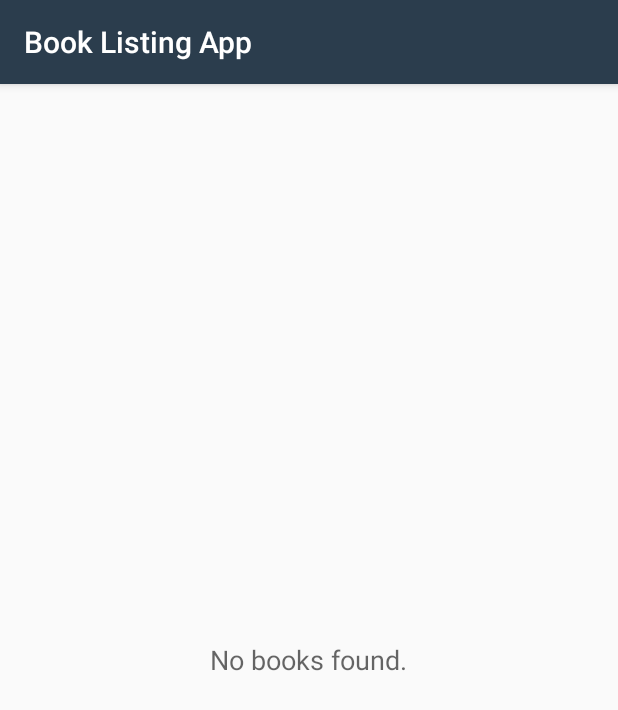
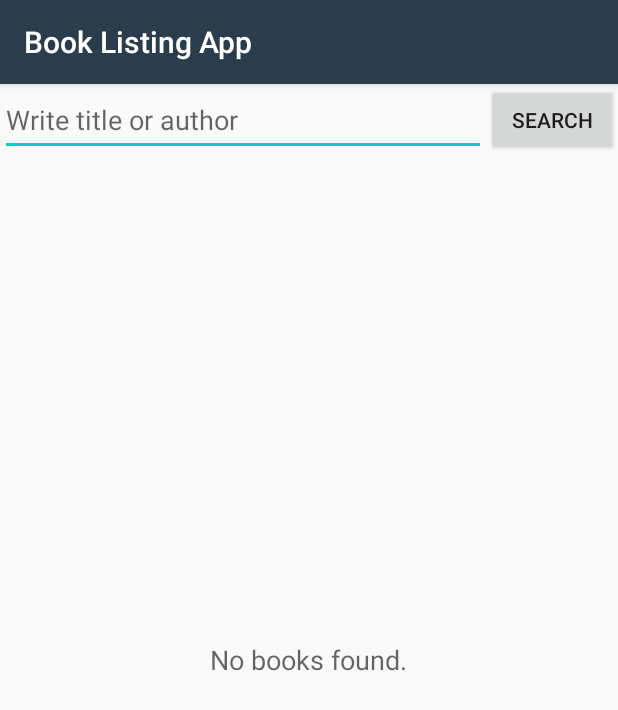
Before and after one commit to Wiktorl4z/Book-Listing-App, an Android app: the screen it shows after launch (EarthquakeActivity before the commit, BookActivity after it), on a phone screen of 412 x 824 dp. Shown: the top 710 px of the screen. Run offline under Robolectric (Android 15) with nearby library versions, the phone set to English and light mode, and no system bars.

Commit message:
Half of the way

```diff
--- a/app/src/main/AndroidManifest.xml
+++ b/app/src/main/AndroidManifest.xml
@@ -24,7 +24,7 @@
         android:label="@string/app_name"
         android:supportsRtl="true"
         android:theme="@style/AppTheme">
-        <activity android:name=".EarthquakeActivity">
+        <activity android:name=".Activities.BookActivity">
             <intent-filter>
                 <action android:name="android.intent.action.MAIN" />
                 <category android:name="android.intent.category.LAUNCHER" />
--- a/app/src/main/java/com/example/android/quakereport/EarthquakeActivity.java
+++ b/app/src/main/java/com/example/android/quakereport/Activities/BookActivity.java
@@ -13,7 +13,7 @@
  * See the License for the specific language governing permissions and
  * limitations under the License.
  */
-package com.example.android.quakereport;
+package com.example.android.quakereport.Activities;
 
 import android.app.LoaderManager;
 import android.content.Context;
@@ -24,24 +24,60 @@ import android.os.Bundle;
 import android.support.v7.app.AppCompatActivity;
 import android.util.Log;
 import android.view.View;
+import android.widget.Button;
+import android.widget.EditText;
 import android.widget.ListView;
 import android.widget.TextView;
+
+import com.example.android.quakereport.Adapters.Adapters;
+import com.example.android.quakereport.Models.Book;
+import com.example.android.quakereport.Models.BookLoader;
+import com.example.android.quakereport.R;
 
 import java.util.ArrayList;
 import java.util.List;
 
-public class EarthquakeActivity extends AppCompatActivity implements LoaderManager.LoaderCallbacks<List<Book>> {
+public class BookActivity extends AppCompatActivity implements LoaderManager.LoaderCallbacks<List<Book>> {
 
-    public static final String LOG_TAG = EarthquakeActivity.class.getName();
 
-    private BookAdapter mAdapter;
+    /**
+     * Tag for the log messages
+     */
+    public static final String LOG_TAG = BookActivity.class.getName();
+
+    /**
+     * Adapter for the list of books
+     */
+    private Adapters.BookAdapter mAdapter;
+
+    private String mUrl = "";
+
+    /**
+     * TextView that is displayed when the list is empty
+     */
     private TextView mEmptyStateTextView;
 
-    private static final String USGS_REQUEST_URL =
-            "https://www.googleapis.com/books/v1/volumes?q=search";
+    /**
+     * URL for books data from Google Books API
+     */
+    private static final String GOOGLE_BOOK_API_URL =
+            "https://www.googleapis.com/books/v1/volumes?q=";
 
+    /**
+     * Constant value for the book loader ID. We can choose any integer.
+     * This really only comes into play if you're using multiple loaders.
+     */
+    private static final int BOOK_LOADER_ID = 1;
 
-    private static final int BOOK_LOADER_ID = 1;
+    /**
+     * Search field
+     */
+    private EditText mEditText;
+
+    /**
+     * Search button
+     */
+    private Button mSearchButton;
 
     @Override
     protected void onCreate(Bundle savedInstanceState) {
@@ -54,20 +90,62 @@ public class EarthquakeActivity extends AppCompatActivity implements LoaderManag
 
         mEmptyStateTextView = (TextView) findViewById(R.id.empty_view);
         bookListView.setEmptyView(mEmptyStateTextView);
-        // Create a new adapter that takes an empty list of book as input
-        mAdapter = new BookAdapter(this, new ArrayList<Book>());
+
+        // Create a new adapter that takes an empty list of books as input
+        mAdapter = new Adapters.BookAdapter(this, new ArrayList<Book>());
 
         // Set the adapter on the {@link ListView}
         // so the list can be populated in the user interface
         bookListView.setAdapter(mAdapter);
 
+        //  Fine a reference to edit text field
+        mEditText = (EditText) findViewById(R.id.edit_text);
+
+        //  Fine a reference to search button field
+        mSearchButton = (Button) findViewById(R.id.search_button);
+
 
         // Get a reference to the ConnectivityManager to check state of network connectivity
-        ConnectivityManager connMgr = (ConnectivityManager)
+        final ConnectivityManager connMgr = (ConnectivityManager)
                 getSystemService(Context.CONNECTIVITY_SERVICE);
 
+        checkConnection(connMgr);
+
+        mSearchButton.setOnClickListener(new View.OnClickListener()
+
+                                         {
+                                             @Override
+                                             public void onClick(View view) {
+                                                 checkConnection(connMgr);
+                                                 getUrlForHttpRequest();
+
+                                                 getLoaderManager().restartLoader(BOOK_LOADER_ID, null, BookActivity.this);
+
+                                                 Log.i(LOG_TAG, "Search value: " + getUrlForHttpRequest());
+
+                                             }
+                                         }
+        );
+    }
+
+    private String getSearchInput() {
+        return mEditText.getText().toString();
+    }
+
+    private String getUrlForHttpRequest() {
+       String formatSearchInput = getSearchInput().trim().replaceAll("\\s+", "+");
+
+
+        mUrl = GOOGLE_BOOK_API_URL + formatSearchInput;
+        Log.i(LOG_TAG, "Search value: " + mUrl);
+        return mUrl;
+
+    }
+
+
+    public void checkConnection(ConnectivityManager connectivityManager) {
         // Get details on the currently active default data network
-        NetworkInfo networkInfo = connMgr.getActiveNetworkInfo();
+        NetworkInfo networkInfo = connectivityManager.getActiveNetworkInfo();
 
         // If there is a network connection, fetch data
         if (networkInfo != null && networkInfo.isConnected()) {
@@ -92,7 +170,7 @@ public class EarthquakeActivity extends AppCompatActivity implements LoaderManag
     @Override
     public Loader<List<Book>> onCreateLoader(int i, Bundle bundle) {
         // Create a new loader for the given URL
-        return new EarthquakeLoader(this, USGS_REQUEST_URL);
+        return new BookLoader(this, mUrl);
     }
 
     @Override
--- a/app/src/main/java/com/example/android/quakereport/BookAdapter.java
+++ /dev/null
@@ -1,41 +0,0 @@
-package com.example.android.quakereport;
-
-import android.app.Activity;
-import android.view.LayoutInflater;
-import android.view.View;
-import android.view.ViewGroup;
-import android.widget.ArrayAdapter;
-import android.widget.TextView;
-
-import java.util.ArrayList;
-
-public class BookAdapter extends ArrayAdapter<Book> {
-
-
-    public BookAdapter(Activity context, ArrayList<Book> designClassAdapters) {
-        // Here, we initialize the ArrayAdapter's internal storage for the context and the list.
-        // the second argument is used when the ArrayAdapter is populating a single TextView.
-        // Because this is a custom adapter for two TextViews and an ImageView, the adapter is not
-        // going to use this second argument, so it can be any value. Here, we used 0.
-        super(context, 0, designClassAdapters);
-    }
-
-    @Override
-    public View getView(int position, View convertView, ViewGroup parent) {
-        // Check if the existing view is being reused, otherwise inflate the view
-        View listItemView = convertView;
-        if (listItemView == null) {
-            listItemView = LayoutInflater.from(getContext()).inflate(
-                    R.layout.moj_layout, parent, false);
-        }
-        Book currentItem = getItem(position);
-        String authorName = "by" + currentItem.getAuthor();
-        String title = currentItem.getTitle();
-        TextView contactView1 = (TextView) listItemView.findViewById(R.id.author);
-        contactView1.setText(authorName);
-        TextView contactView2 = (TextView) listItemView.findViewById(R.id.title);
-        contactView2.setText(title);
-
-        return listItemView;
-    }
-}
--- a/app/src/main/java/com/example/android/quakereport/Book.java
+++ b/app/src/main/java/com/example/android/quakereport/Models/Book.java
@@ -1,4 +1,4 @@
-package com.example.android.quakereport;
+package com.example.android.quakereport.Models;
 
 public class Book {
 
--- a/app/src/main/java/com/example/android/quakereport/EarthquakeLoader.java
+++ b/app/src/main/java/com/example/android/quakereport/Models/BookLoader.java
@@ -1,27 +1,29 @@
-package com.example.android.quakereport;
+package com.example.android.quakereport.Models;
 
 import android.content.AsyncTaskLoader;
 import android.content.Context;
 
+import com.example.android.quakereport.Utilities.QueryUtils;
+
 import java.util.List;
 
-public class EarthquakeLoader  extends AsyncTaskLoader<List<Book>> {
+public class BookLoader extends AsyncTaskLoader<List<Book>> {
 
     /** Tag for log messages */
-    private static final String LOG_TAG = EarthquakeLoader.class.getName();
+    private static final String LOG_TAG = BookLoader.class.getName();
 
     /** Query URL */
     private String mUrl;
 
     /**
-     * Constructs a new {@link EarthquakeLoader}.
+     * Constructs a new {@link BookLoader}.
      *
      * @param context of the activity
      * @param url to load data from
      */
-    public EarthquakeLoader(Context context, String url) {
+    public BookLoader(Context context, String url) {
         super(context);
-        mUrl = url;
+        this.mUrl = url;
     }
 
     @Override
@@ -39,7 +41,7 @@ public class EarthquakeLoader  extends AsyncTaskLoader<List<Book>> {
         }
 
         // Perform the network request, parse the response, and extract a list of books.
-        List<Book> books = QueryUtils.fetchEarthquakeData(mUrl);
+        List<Book> books = QueryUtils.fetchBookData(mUrl);
         return books;
     }
 }
--- a/app/src/main/java/com/example/android/quakereport/QueryUtils.java
+++ b/app/src/main/java/com/example/android/quakereport/Utilities/QueryUtils.java
@@ -1,7 +1,9 @@
-package com.example.android.quakereport;
+package com.example.android.quakereport.Utilities;
 
 import android.text.TextUtils;
 import android.util.Log;
+
+import com.example.android.quakereport.Models.Book;
 
 import org.json.JSONArray;
 import org.json.JSONException;
@@ -40,10 +42,12 @@ public class QueryUtils {
      * Return a list of {@link Book} objects that has been built up from
      * parsing the given JSON response.
      */
-    public static List<Book> fetchEarthquakeData(String requestUrl) {
+    public static List<Book> fetchBookData(String requestUrl) {
+
+        final int SLEEPING_TIME = 2000;
 
         try {
-            Thread.sleep(2000);
+            Thread.sleep(SLEEPING_TIME);
         } catch (InterruptedException e) {
             e.printStackTrace();
         }
@@ -102,7 +106,7 @@ public class QueryUtils {
                 Log.e(LOG_TAG, "Error response code: " + urlConnection.getResponseCode());
             }
         } catch (IOException e) {
-            Log.e(LOG_TAG, "Problem retrieving the earthquake JSON results.", e);
+            Log.e(LOG_TAG, "Problem retrieving the book JSON results.", e);
         } finally {
             if (urlConnection != null) {
                 urlConnection.disconnect();
@@ -139,12 +143,11 @@ public class QueryUtils {
      * Return a list of {@link Book} objects that has been built up from
      * parsing the given JSON response.
      */
-    private static List<Book> extractFeatureFromJson(String earthquakeJSON) {
+    private static List<Book> extractFeatureFromJson(String bookJSON) {
         // If the JSON string is empty or null, then return early.
-        if (TextUtils.isEmpty(earthquakeJSON)) {
+        if (TextUtils.isEmpty(bookJSON)) {
             return null;
         }
-
         // Create an empty ArrayList that we can start adding books to
         List<Book> books = new ArrayList<>();
 
@@ -152,32 +155,26 @@ public class QueryUtils {
         // is formatted, a JSONException exception object will be thrown.
         // Catch the exception so the app doesn't crash, and print the error message to the logs.
         try {
-
             // Create a JSONObject from the JSON response string
-            JSONObject baseJsonResponse = new JSONObject(earthquakeJSON);
+            JSONObject baseJsonResponse = new JSONObject(bookJSON);
             JSONArray jsonArray = baseJsonResponse.getJSONArray("items");
-
             for (int i = 0; i < jsonArray.length(); i++) {
-
-                JSONObject currentEarthquake = jsonArray.getJSONObject(i);
-                JSONObject bookListingInfo = currentEarthquake.getJSONObject("volumeInfo");
+                JSONObject curretBook = jsonArray.getJSONObject(i);
+                JSONObject bookListingInfo = curretBook.getJSONObject("volumeInfo");
                 String title = bookListingInfo.getString("title");
                 JSONArray authorArray = bookListingInfo.getJSONArray("authors");
-                for (int x = 0; x < authorArray.length(); x++) {
-
-                    String author = authorArray.getString(x);
+               for (int x = 0; x < authorArray.length(); x++) {
+                   String author = authorArray.getString(0);
                     Book book = new Book(author, title);
                     books.add(book);
                 }
             }
-
         } catch (JSONException e) {
             // If an error is thrown when executing any of the above statements in the "try" block,
             // catch the exception here, so the app doesn't crash. Print a log message
             // with the message from the exception.
             Log.e("QueryUtils", "Problem parsing the earthquake JSON results", e);
         }
-
         // Return the list of books
         return books;
     }
--- a/app/src/main/res/layout/earthquake_activity.xml
+++ b/app/src/main/res/layout/earthquake_activity.xml
@@ -1,5 +1,4 @@
-<?xml version="1.0" encoding="utf-8"?>
-<!-- Copyright (C) 2016 The Android Open Source Project
+<?xml version="1.0" encoding="utf-8"?><!-- Copyright (C) 2016 The Android Open Source Project
 
      Licensed under the Apache License, Version 2.0 (the "License");
      you may not use this file except in compliance with the License.
@@ -12,20 +11,39 @@
      WITHOUT WARRANTIES OR CONDITIONS OF ANY KIND, either express or implied.
      See the License for the specific language governing permissions and
      limitations under the License.
--->
-<!-- Layout for a list of books -->
-<RelativeLayout
-    xmlns:android="http://schemas.android.com/apk/res/android"
+--><!-- Layout for a list of books -->
+<RelativeLayout xmlns:android="http://schemas.android.com/apk/res/android"
     android:layout_width="match_parent"
     android:layout_height="match_parent">
 
+    <LinearLayout
+        android:layout_width="match_parent"
+        android:layout_height="wrap_content"
+
+        android:orientation="horizontal"
+        android:weightSum="1">
+
+        <EditText
+            android:id="@+id/edit_text"
+            android:layout_width="match_parent"
+            android:layout_height="match_parent"
+            android:layout_weight="1"
+            android:hint="Write title or author" />
+
+        <Button
+            android:id="@+id/search_button"
+            android:layout_width="wrap_content"
+            android:layout_height="match_parent"
+            android:text="search" />
+    </LinearLayout>
+
     <ListView
         android:id="@+id/list"
-        android:orientation="vertical"
         android:layout_width="match_parent"
         android:layout_height="match_parent"
         android:divider="@null"
-        android:dividerHeight="0dp"/>
+        android:dividerHeight="0dp"
+        android:orientation="vertical" />
 
     <!-- Empty view is only visible when the list has no items. -->
     <TextView
@@ -33,14 +51,15 @@
         android:layout_width="wrap_content"
         android:layout_height="wrap_content"
         android:layout_centerInParent="true"
-        android:textAppearance="?android:textAppearanceMedium"/>
+        android:textAppearance="?android:textAppearanceMedium" />
 
     !-- Loading indicator is only shown before the first load -->
+
     <ProgressBar
         android:id="@+id/loading_indicator"
         style="@style/Widget.AppCompat.ProgressBar"
         android:layout_width="wrap_content"
         android:layout_height="wrap_content"
-        android:layout_centerInParent="true"/>
+        android:layout_centerInParent="true" />
 
 </RelativeLayout>
```
Also changed, not shown: app/src/main/java/com/example/android/quakereport/Adapters/Adapters.java (added, +50 -0 lines), app/src/main/res/layout/simple_list_item_1.xml (deleted, +0 -8 lines).
